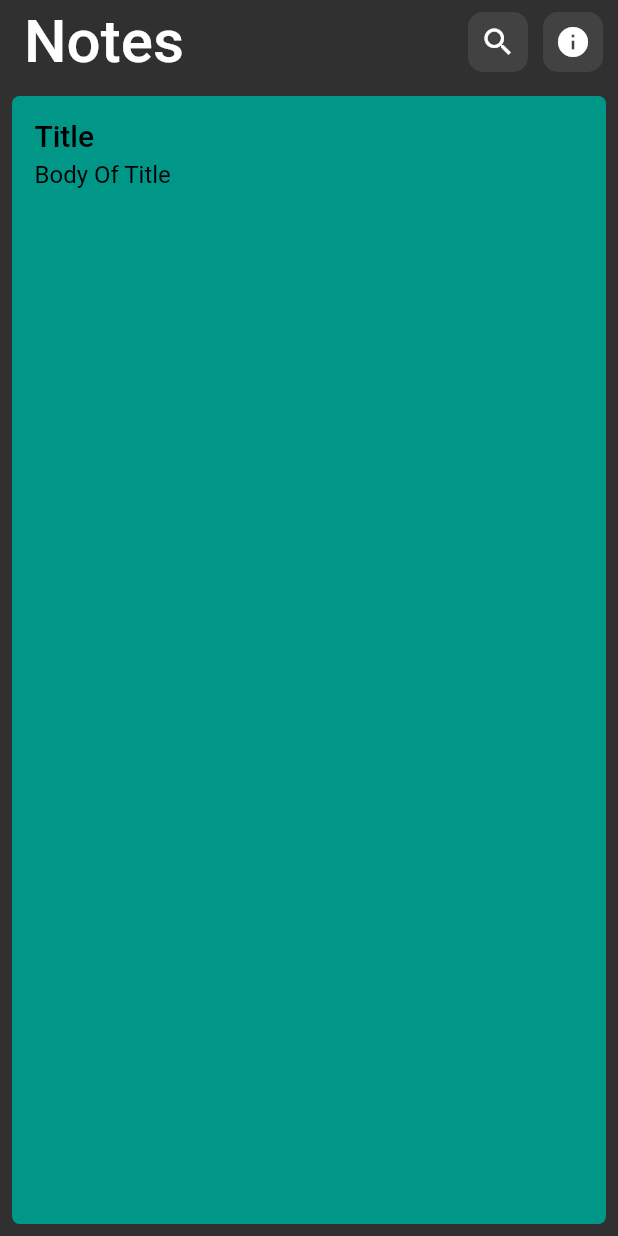
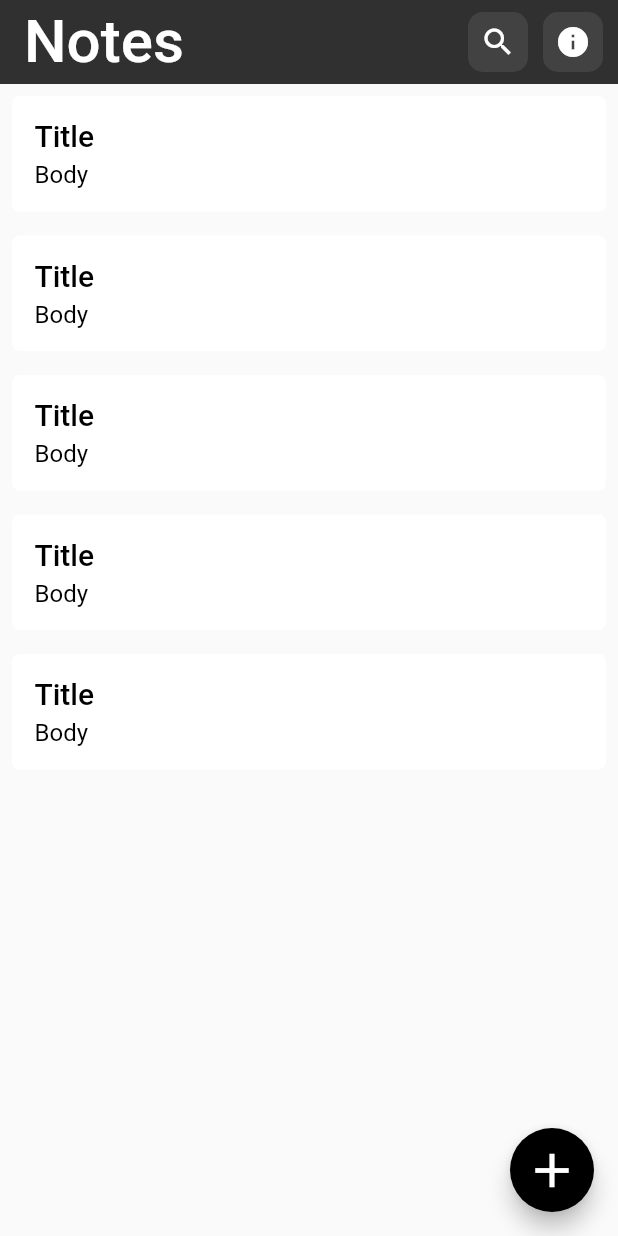
Before and after one commit to Aamirkhan55/colorful_notes_app, a Flutter app: the screen it shows after launch, on a phone screen of 412 x 824 dp. Run offline on Flutter 3.47's test engine with Material 2 defaults, Android fonts, the phone set to English and light mode, and no system bars.

Commit message:
ListView/FButton

```diff
--- a/lib/main.dart
+++ b/lib/main.dart
@@ -1,5 +1,5 @@
 import 'package:colorful_notes_app/screens/home_screen.dart';
-import 'package:colorful_notes_app/theme/colors.dart';
+// import 'package:colorful_notes_app/theme/colors.dart';
 import 'package:flutter/material.dart';
 
 void main() {
@@ -11,14 +11,14 @@ class MyApp extends StatelessWidget {
 
   @override
   Widget build(BuildContext context) {
-    return MaterialApp(
+    return const MaterialApp(
       debugShowCheckedModeBanner: false,
       title: 'ColorFul Notes',
-      theme: ThemeData(
-        primarySwatch: primaryColor,
-        brightness: Brightness.dark,
-      ),
-      home: const HomeScreen(),
+      // theme: ThemeData(
+      //   primarySwatch: primaryColor,
+      //   brightness: Brightness.dark,
+      // ),
+      home: HomeScreen(),
     );
   }
 }
--- a/lib/screens/home_screen.dart
+++ b/lib/screens/home_screen.dart
@@ -8,7 +8,7 @@ class HomeScreen extends StatelessWidget {
 
   @override
   Widget build(BuildContext context) {
-    return  Scaffold(
+    return Scaffold(
       appBar: AppBar(
         elevation: 0,
         backgroundColor: darkBackgroundColor,
@@ -17,10 +17,10 @@ class HomeScreen extends StatelessWidget {
           style: TextStyle(
             fontSize: 40,
           ),
-          ),
+        ),
         actions: const [
           Padding(
-            padding: EdgeInsets.only(right:10.0),
+            padding: EdgeInsets.only(right: 10.0),
             child: Row(
               children: [
                 ButtonWidget(icon: Icons.search),
@@ -31,7 +31,26 @@ class HomeScreen extends StatelessWidget {
           ),
         ],
       ),
-      body: const SingleNote()
+      body: ListView.builder(
+          itemCount: 5,
+          itemBuilder: (context, index) {
+            return SingleNoteWidget(
+              title: 'Title',
+              body: 'Body',
+              color: 4294967295,
+              onTap: () {},
+              onLongPress: () {},
+            );
+          }),
+          floatingActionButton: FloatingActionButton(
+            backgroundColor: Colors.black,
+            onPressed: () {},
+            child:const Icon(
+              Icons.add,
+              size: 38,
+              color: Colors.white,
+              ),
+            ),
     );
   }
 }
--- a/lib/widgets/single_note_widget.dart
+++ b/lib/widgets/single_note_widget.dart
@@ -1,39 +1,49 @@
 import 'package:flutter/material.dart';
 
-class SingleNote extends StatelessWidget {
-  const SingleNote({super.key});
+class SingleNoteWidget extends StatelessWidget {
+  final String? title;
+  final String? body;
+  final int? color;
+  final VoidCallback? onTap;
+  final VoidCallback? onLongPress;
+
+  const SingleNoteWidget({super.key, this.title, this.body, this.color, this.onTap, this.onLongPress});
 
   @override
   Widget build(BuildContext context) {
-    return Container(
+    return GestureDetector(
+      onTap: onTap,
+      onLongPress: onLongPress,
+      child: Container(
           width: double.infinity,
           margin: const EdgeInsets.all(8.0),
           padding: const EdgeInsets.symmetric(vertical: 15, horizontal: 15),
           decoration: BoxDecoration(
-          color: Colors.teal,
+            color: Color(color!),
             borderRadius: BorderRadius.circular(5),
           ),
-        child: const Column(
+          child: Column(
             crossAxisAlignment: CrossAxisAlignment.start,
             children: [
               Text(
-              'Title',
-              style: TextStyle(
+                title!,
+                style: const TextStyle(
                   fontSize: 20,
                   color: Colors.black,
                   fontWeight: FontWeight.w500,
                 ),
                 ),
-            SizedBox(height: 5),
+              const SizedBox(height: 5),
               Text(
-              'Body Of Title',
-              style: TextStyle(
+                body!,
+                style: const TextStyle(
                   fontSize: 16,
                   color: Colors.black,
                 ),
                 )
             ],
           ),
+        ),
     );
   }
 }
```
Lines whose indentation alone changed are shown as unchanged.
